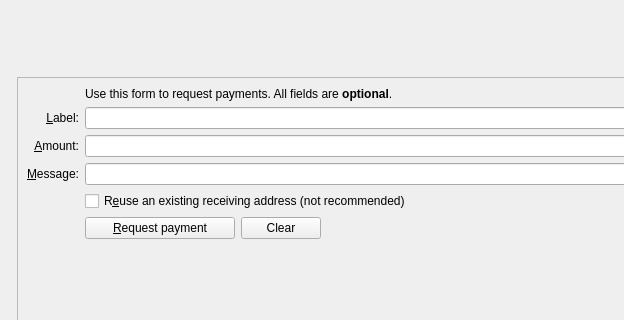
The window that src/qt/forms/receivecoinsdialog.ui (didarmetu/Fibercoin) describes before a commit, drawn with Qt 5; both pictures show x 0 to 624 and y 0 to 320 of the 962 by 616 pixel window.
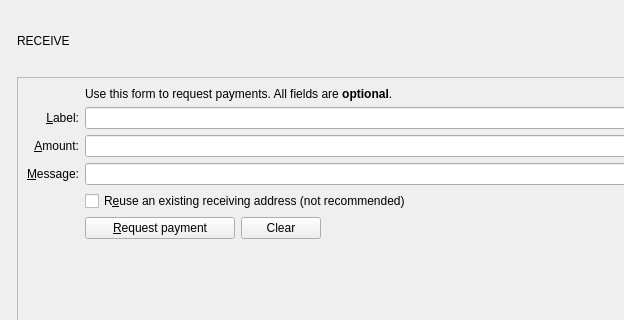
The same window after the commit. Icons and pictures are not drawn. Custom widgets are drawn as their Qt base class.

Commit message: Polish wallet layout and macOS packaging

Diff of the .ui file:
```diff
--- a/src/qt/forms/receivecoinsdialog.ui
+++ b/src/qt/forms/receivecoinsdialog.ui
@@ -46,6 +46,28 @@
             </property>
            </spacer>
           </item>
+          <item>
+           <widget class="QLabel" name="labelOverviewHeaderLeft">
+            <property name="minimumSize">
+             <size>
+              <width>464</width>
+              <height>60</height>
+             </size>
+            </property>
+            <property name="maximumSize">
+             <size>
+              <width>16777215</width>
+              <height>60</height>
+             </size>
+            </property>
+            <property name="text">
+             <string>RECEIVE</string>
+            </property>
+            <property name="alignment">
+             <set>Qt::AlignLeading|Qt::AlignLeft|Qt::AlignVCenter</set>
+            </property>
+           </widget>
+          </item>
           <item>
            <widget class="QLabel" name="labelOverviewHeaderRight">
             <property name="minimumSize">
```
The commit also changes 5 other files.
